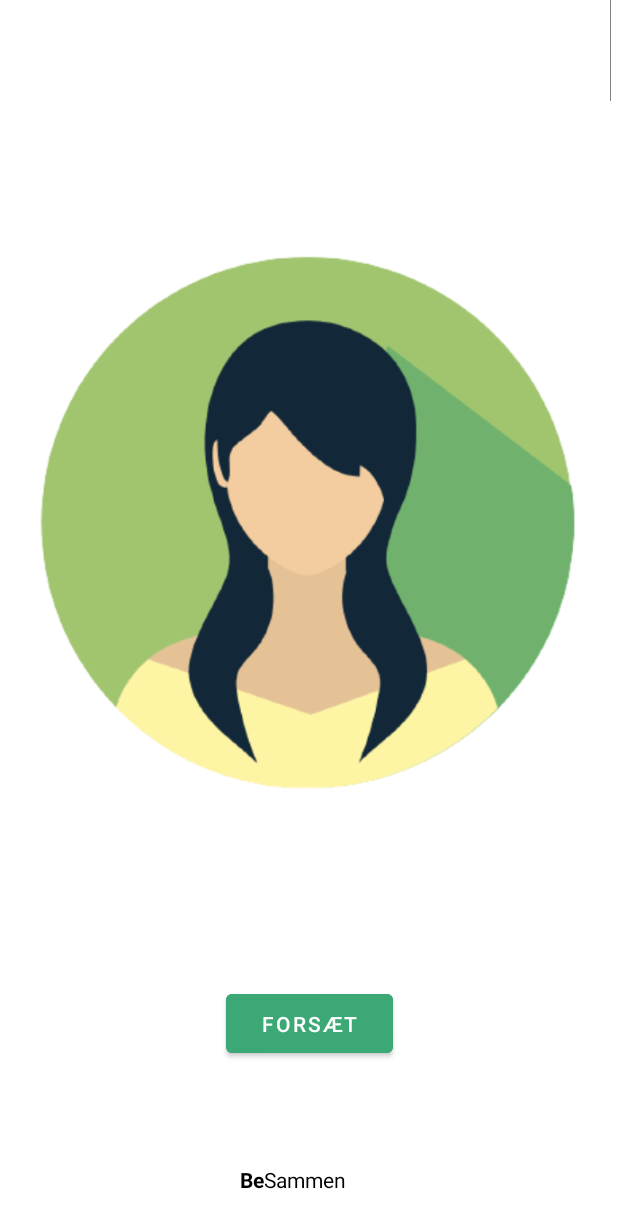
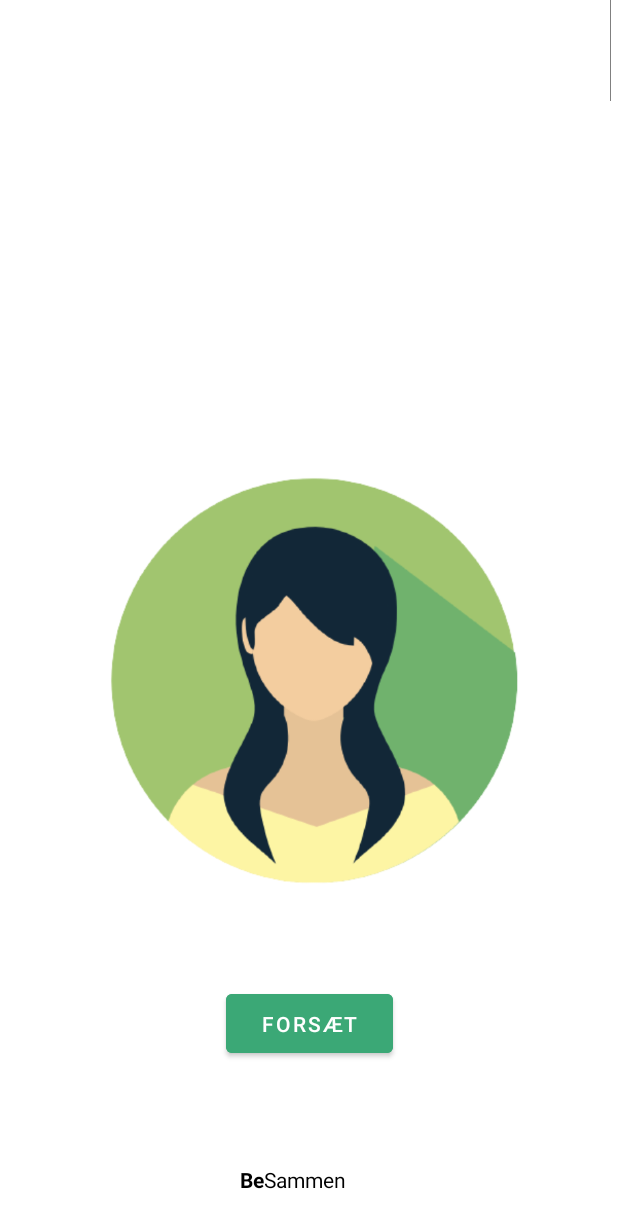
Before and after one commit to Amalie956/BeSammen, an Android app: the layout activity_welcome.xml on its own in the app's theme, with its tools: preview values and no code run, on a phone screen of 412 x 824 dp. Shown: the top 1228 px of the screen. Run offline under Robolectric (Android 15) with nearby library versions, the phone set to English and light mode, and no system bars.

Commit message:
Rykket velkommen siden ned

```diff
--- a/app/src/main/res/layout/activity_welcome.xml
+++ b/app/src/main/res/layout/activity_welcome.xml
@@ -40,12 +40,12 @@
 
     <ImageView
         android:id="@+id/imageViewButton"
-        android:layout_width="483dp"
-        android:layout_height="509dp"
-        android:layout_marginBottom="52dp"
+        android:layout_width="368dp"
+        android:layout_height="395dp"
+        android:layout_marginBottom="4dp"
         app:layout_constraintBottom_toTopOf="@+id/continuebtn"
         app:layout_constraintEnd_toEndOf="parent"
-        app:layout_constraintHorizontal_bias="0.6"
+        app:layout_constraintHorizontal_bias="0.488"
         app:layout_constraintStart_toStartOf="parent"
         app:layout_constraintTop_toTopOf="@+id/textView"
         app:layout_constraintVertical_bias="0.0"
```
